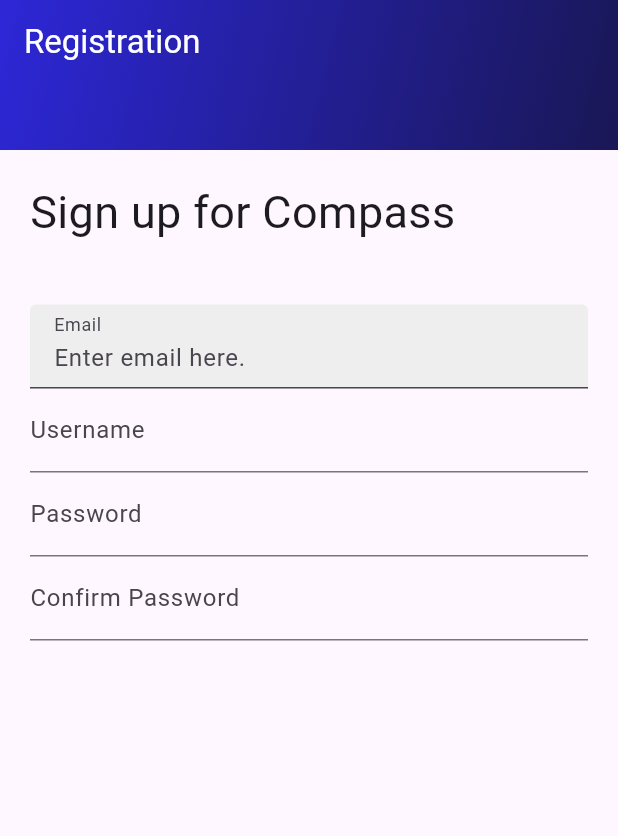
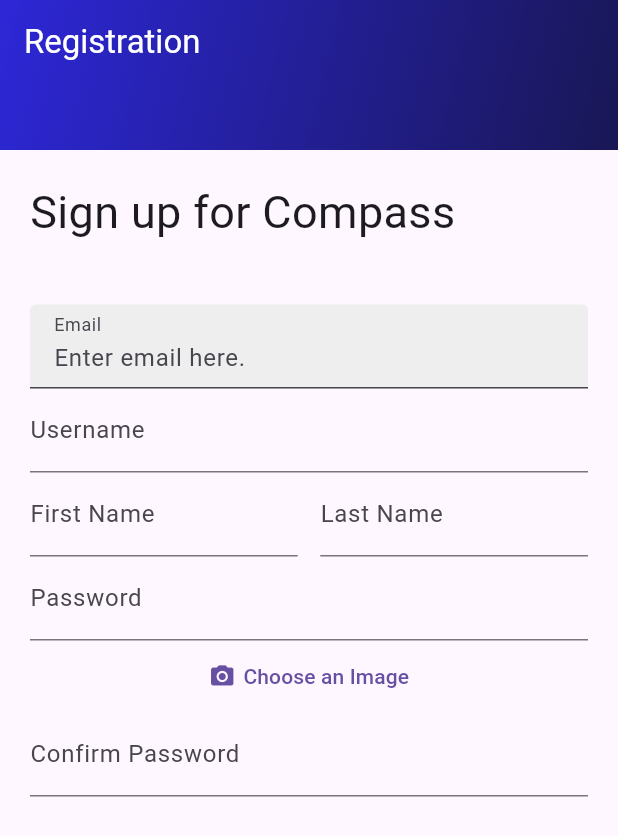
Before and after one commit to jez1010/FlutterProfileApp, a Flutter app: the RegisterScreen screen opened directly, on a phone screen of 412 x 824 dp. Shown: the top 836 px of the screen. Run offline on Flutter 3.47's test engine with Material 3 defaults, Android fonts, the phone set to English and light mode, and no system bars; our stand-ins replace flutter_dotenv, image_picker, supabase_flutter; accounts and stored records are empty; network calls fail; project files that could hold a hidden picture were left out.

Commit message:
Image upload widget.

```diff
--- a/flutter_profilemobileapp/lib/functions/functions.dart
+++ b/flutter_profilemobileapp/lib/functions/functions.dart
@@ -1,2 +1,25 @@
+import 'dart:io';
+import 'package:image_picker/image_picker.dart';
+
 class ProfileManagement {
 }
+
+class ImageService {
+  final ImagePicker _picker = ImagePicker();
+
+  Future<File?> pickImage() async {
+    try {
+      final XFile? pickedFile = await _picker.pickImage(
+        source: ImageSource.gallery,
+        imageQuality: 70,
+      );
+
+      if (pickedFile != null) {
+        return File(pickedFile.path);
+      }
+    } catch (e) {
+      print("Error picking image: $e");
+    }
+    return null;
+  }
+}
--- a/flutter_profilemobileapp/lib/screens/profile_page.dart
+++ b/flutter_profilemobileapp/lib/screens/profile_page.dart
@@ -1,8 +1,6 @@
 import 'package:flutter/material.dart';
 import 'login_page.dart';
-import '../main.dart';
 import '../functions/supabase_access.dart';
-import '../functions/functions.dart';
 
 void main(){
   runApp(ProfilePage());
@@ -98,7 +96,6 @@
                     fit: BoxFit.cover,
                   )
                 ),
-
               ),
             ),
 
--- a/flutter_profilemobileapp/lib/screens/register_page.dart
+++ b/flutter_profilemobileapp/lib/screens/register_page.dart
@@ -1,6 +1,8 @@
 import 'package:flutter/material.dart';
-import 'profile_page.dart';
-import '../main.dart';
+import 'package:image_picker/image_picker.dart';
+import 'dart:io';
+import '../functions/supabase_access.dart';
+import '../functions/functions.dart';
 
 void main() {
   runApp(RegisterPage());
@@ -34,6 +36,8 @@
 
 class _RegisterScreenState extends State<RegisterScreen> {
   //variables
+
+  //text fields
   final _registerForm = GlobalKey<FormState>();
   final _emailController = TextEditingController();
   final _usernameController = TextEditingController();
@@ -42,8 +46,25 @@
   final _passwordController = TextEditingController();
   final _confirmPasswordController = TextEditingController();
 
+  //image uploading
+  File? _selectedImage;
+  final ImageService _imageService = ImageService();
+
+  void _handleImageButton() async {
+    File? image = await _imageService.pickImage();
+
+    if (image != null){
+      setState(() {
+        _selectedImage = image;
+      });
+    }
+  }
+
+  //the actual page content
   @override
   Widget build(BuildContext context) {
+    final imageToDisplay = _selectedImage;
+
     return Scaffold(
       extendBodyBehindAppBar: true,
 
@@ -91,6 +112,7 @@
             ),
           ),
 
+          //the registration form
           Container(
             margin: EdgeInsets.all(20),
             child: Form(
@@ -105,7 +127,7 @@
                       hintText: 'Enter email here.',
 
                       filled: true,
-                      fillColor: Colors.grey[200],
+                      fillColor: const Color(0xFFEEEEEE),
 
                     ),
 
@@ -132,7 +154,29 @@
                     },
                   ),
 
+                  Row(
+                    children: [
+                      Expanded(
+                        child: TextFormField(
+                          controller: _firstNameController,
+                          decoration: InputDecoration(
+                            labelText: 'First Name',
+                          )
+                        ),
+                      ),
 
+                      SizedBox(width: 15),
+
+                      Expanded(
+                        child: TextFormField(
+                          controller: _lastNameController,
+                          decoration: InputDecoration(
+                            labelText: 'Last Name',
+                          ),
+                        ),
+                      ),
+                    ],
+                  ),
 
                   TextFormField(
                     controller: _passwordController,
@@ -148,6 +192,44 @@
                       }
                       return null;
                     },
+                  ),
+
+                  TextButton(
+                    onPressed: () async {
+                      _handleImageButton();
+                    },
+
+                    child: Column(
+                      children: [
+                        Row(
+                          mainAxisSize: MainAxisSize.min,
+                          children: [
+                            Icon(Icons.camera_alt),
+                            SizedBox(width: 5),
+                            Text("Choose an Image"),
+                          ]
+                        ),
+
+                        Visibility(
+                          visible: imageToDisplay != null,
+                          child: Container(
+                            width: 100,
+                            height: 100,
+
+                            decoration: BoxDecoration(
+                              shape: BoxShape.circle,
+                              color: Color(0xFFFFFFFF),
+                              image: imageToDisplay != null
+                                ? DecorationImage(
+                                  image: FileImage(imageToDisplay),
+                                  fit: BoxFit.cover,
+                                )
+                                : null,
+                            ),
+                          ),
+                        )
+                      ]
+                    ),
                   ),
 
                   TextFormField(
@@ -169,6 +251,8 @@
               ),
             ),
           ),
+
+          //submission button
         ],
       ),
     );
--- a/flutter_profilemobileapp/pubspec.yaml
+++ b/flutter_profilemobileapp/pubspec.yaml
@@ -37,6 +37,7 @@
   video_player: ^2.10.1
   supabase_flutter: ^2.12.0
   flutter_dotenv: ^6.0.0
+  image_upload: ^1.0.0
 
 dev_dependencies:
   flutter_test:
```
Also changed, not shown: flutter_profilemobileapp/lib/screens/login_page.dart (+50 -5 lines), flutter_profilemobileapp/assets/images/CommunityPlatform.default_pfp.jpg (deleted), flutter_profilemobileapp/assets/images/placeholderImage.png (added), flutter_profilemobileapp/pubspec.lock, 5 other files.
